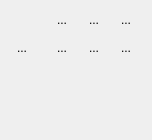
Old version of the form app/ui/displayoption.ui in the repository pencil2d/pencil.
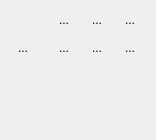
New version of the form. Icons and pictures are not drawn.

Commit message:
Improve tab ordering
Improves tab ordering for the:
- Display widget
- Image sequence and movie export dialogs
- Toolbox widget

```diff
--- a/app/ui/displayoption.ui
+++ b/app/ui/displayoption.ui
@@ -6,7 +6,7 @@
    <rect>
     <x>0</x>
     <y>0</y>
-    <width>152</width>
+    <width>156</width>
     <height>140</height>
    </rect>
   </property>
```
Left out of the diff: 10 changed lines with no effect on the pictures. The commit also changes 3 other files.
